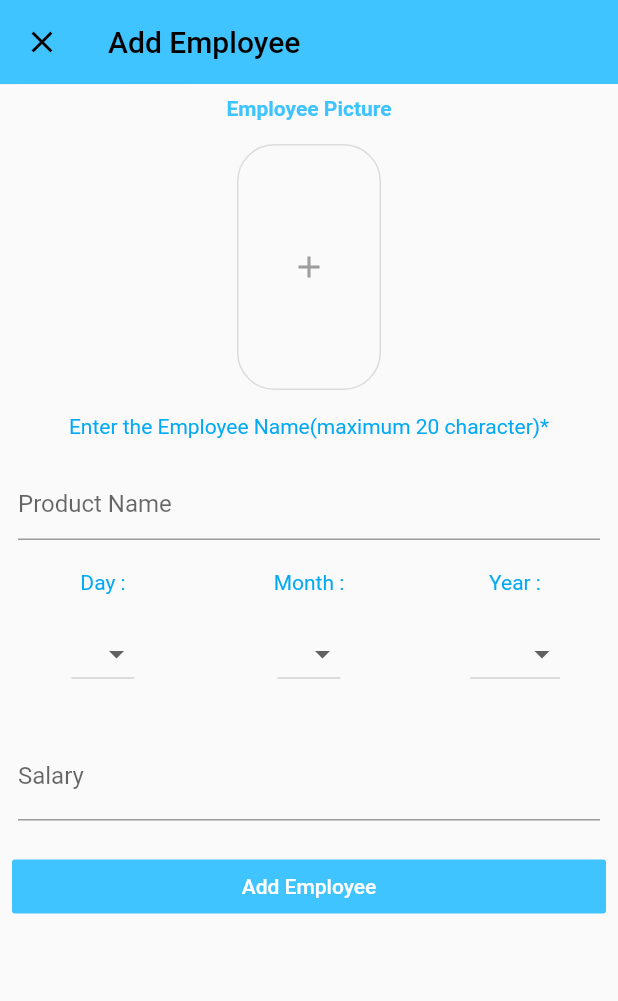
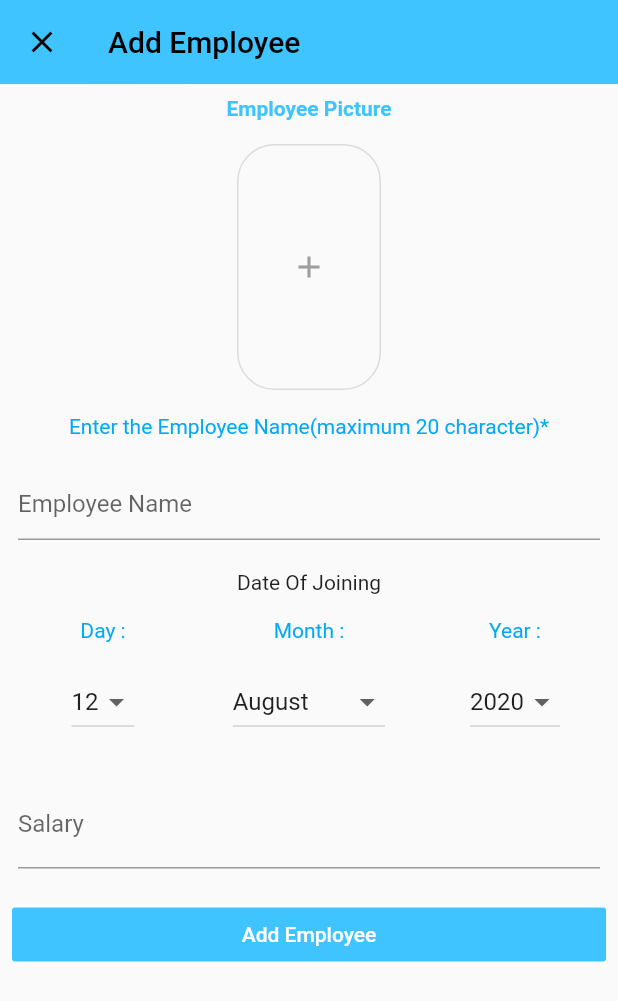
Before and after one commit to atulrana97/Attendance-Flutter-APP, a Flutter app: the HomePage screen opened directly, after a tap on "Add Employee", on a phone screen of 412 x 824 dp. Shown: the top 1001 px of the screen. Run offline on Flutter 3.47's test engine with Material 2 defaults, Android fonts, the phone set to English and light mode, and no system bars; our stand-ins replace auto_size_text, cloud_firestore, firebase_storage, fluttertoast, image_picker, table_calendar; accounts and stored records are empty; network calls fail.

Commit message:
First Update

```diff
--- a/lib/Components/AddingEmployee.dart
+++ b/lib/Components/AddingEmployee.dart
@@ -26,9 +26,28 @@ class _AddEmployeeState extends State<AddEmployee> {
   int _currentmonth;
   int _currentyear;
   HomePage _homePage = HomePage();
+  List<String> smonths = [
+    'January',
+    'February',
+    'March',
+    'April',
+    'May',
+    'June',
+    'July',
+    'August',
+    'September',
+    'October',
+    'November',
+    'December'
+  ];
 
   @override
   void initState() {
+    super.initState();
+    var settingup = DateTime.now();
+    _currentday = settingup.day;
+    _currentmonth = settingup.month;
+    _currentyear = settingup.year;
     dayOfJoining = _getDayDropDown();
     monthOfJoining = _getMonthDropDown();
     yearOfJoining = _getYearDropDown();
@@ -106,7 +125,7 @@ class _AddEmployeeState extends State<AddEmployee> {
                       padding: const EdgeInsets.all(12.0),
                       child: TextFormField(
                         controller: nameTextController,
-                        decoration: InputDecoration(hintText: 'Product Name'),
+                        decoration: InputDecoration(hintText: 'Employee Name'),
                         validator: (value) {
                           if (value.isEmpty) {
                             return 'You must enter the Product Name';
@@ -115,6 +134,10 @@ class _AddEmployeeState extends State<AddEmployee> {
                           }
                         },
                       ),
+                    ),
+                    Padding(
+                      padding: const EdgeInsets.all(8.0),
+                      child: Center(child: Text("Date Of Joining")),
                     ),
                     Row(
                       mainAxisAlignment: MainAxisAlignment.center,
@@ -228,7 +251,7 @@ class _AddEmployeeState extends State<AddEmployee> {
         items.insert(
             0,
             DropdownMenuItem(
-              child: Text(i.toString()),
+              child: Text(smonths[i - 1]),
               value: i,
             ));
       });
--- a/lib/Components/Calender.dart
+++ b/lib/Components/Calender.dart
@@ -22,6 +22,7 @@ class _CalendarEmployeeState extends State<CalendarEmployee> {
     'July',
     'August',
     'September',
+    'October',
     'November',
     'December'
   ];
--- a/lib/Screens/Startup.dart
+++ b/lib/Screens/Startup.dart
@@ -33,7 +33,7 @@ class _StartUpPageState extends State<StartUpPage> {
                       "Staff Manegement Made Easy",
                       style: TextStyle(
                           fontSize: 24,
-                          color: Colors.blue[800],
+                          color: Colors.lightBlueAccent,
                           fontWeight: FontWeight.bold),
                       maxLines: 1,
                     ),
```
Also changed, not shown: lib/Screens/HomePage.dart (+2 -118 lines), lib/db/Display.dart (added, +236 -0 lines).
